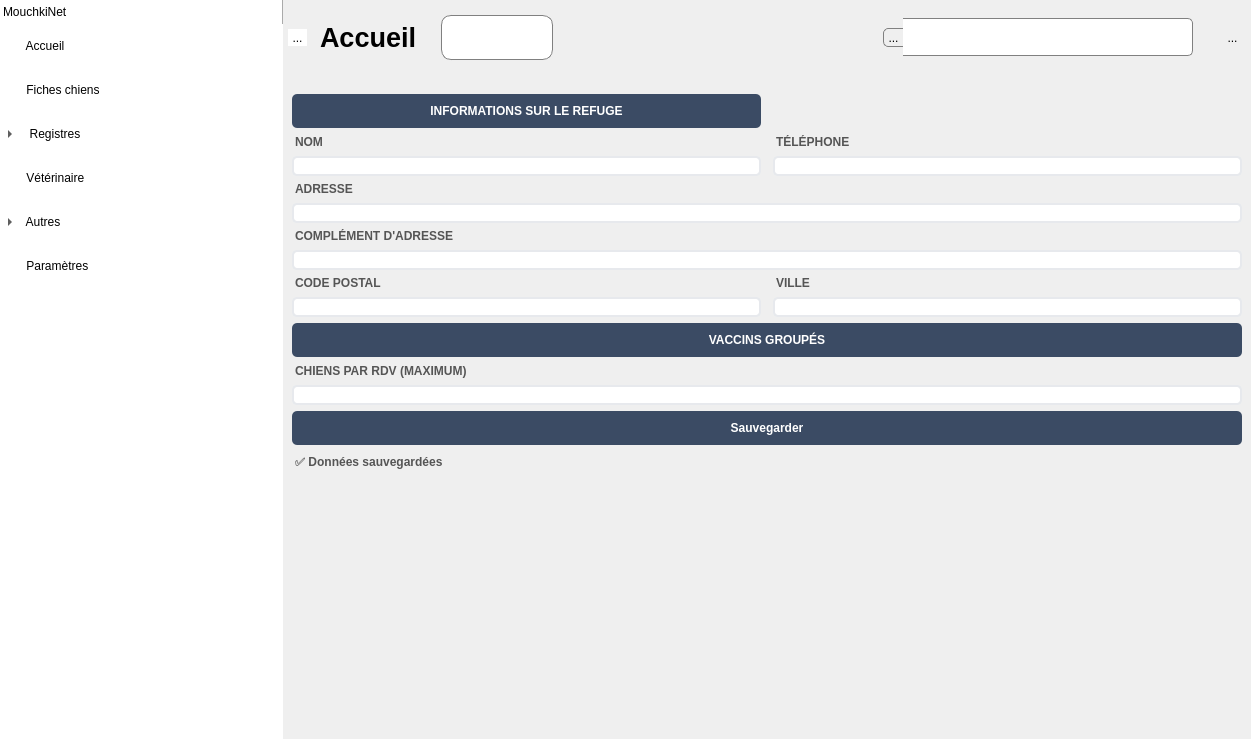
First picture: the form in mainwindow.ui, repository ArtAuc/mkrescue, before the edit.
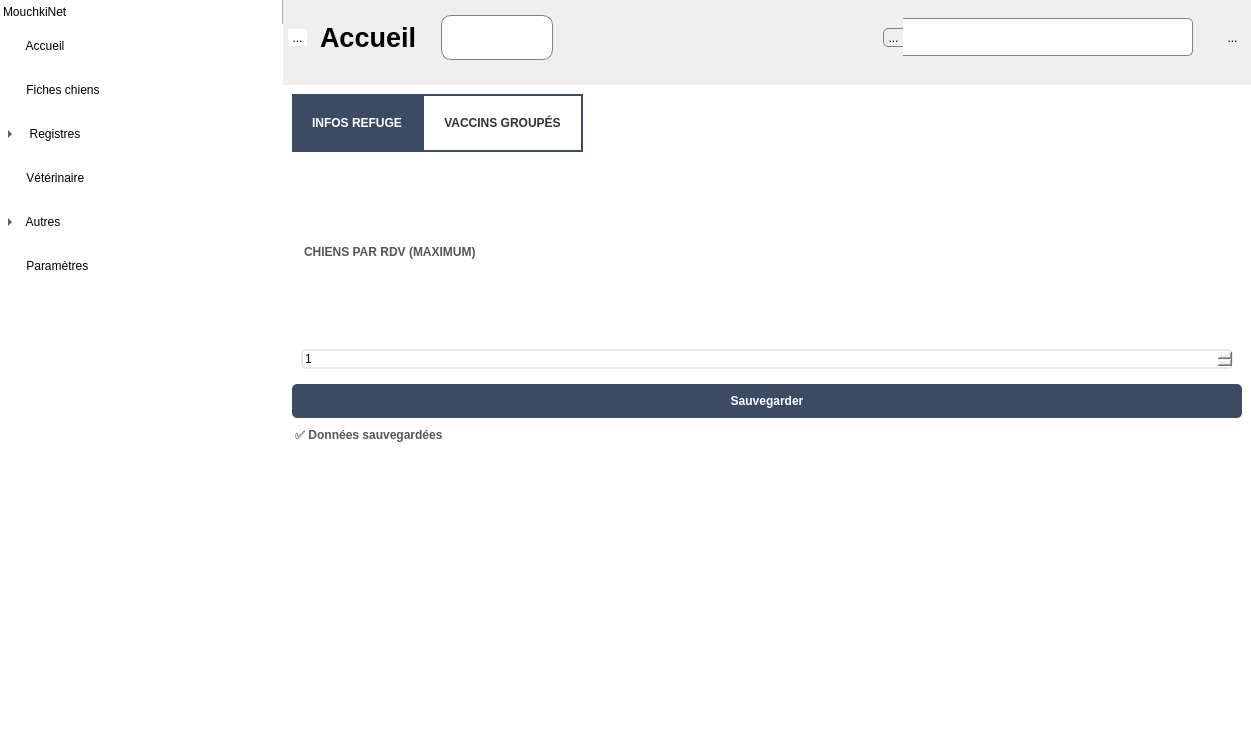
Second picture: the form after the edit. The open tabs and pages were chosen to show the change. Icons and pictures are not drawn. Custom widgets are drawn as their Qt base class.

Commit message: Limit grouped vaccines by maximum number of dogs

The edit to the form file:
```diff
--- a/mainwindow.ui
+++ b/mainwindow.ui
@@ -64,7 +64,29 @@
    <bool>false</bool>
   </property>
   <property name="styleSheet">
-   <string notr="true">QTableWidget {
+   <string notr="true">QTabWidget, QStackedWidget, QScrollArea{
+	border:none;
+	background-color:white;
+}
+
+QTabBar{
+	font-weight:bold;
+	background-color:#3b4b64;
+	color:white;
+}
+
+QTabBar::tab{
+	padding:20px;
+	border:none;
+}
+
+QTabBar::tab:selected {
+	border:2px solid #3b4b64;
+    background-color: white;;
+	color:#333;
+}
+
+QTableWidget {
 	gridline-color: #dadcdf; color: #333;
 }
 
@@ -2017,8 +2039,38 @@
 </string>
          </property>
          <layout class="QGridLayout" name="gridLayout_8">
-          <item row="4" column="2">
-           <layout class="QVBoxLayout" name="cityShelterEditLayout">
+          <item row="5" column="0" colspan="2">
+           <widget class="QPushButton" name="saveSettingsButton">
+            <property name="text">
+             <string>Sauvegarder</string>
+            </property>
+           </widget>
+          </item>
+          <item row="7" column="0" colspan="2">
+           <spacer name="verticalSpacer_2">
+            <property name="orientation">
+             <enum>Qt::Vertical</enum>
+            </property>
+            <property name="sizeHint" stdset="0">
+             <size>
+              <width>20</width>
+              <height>40</height>
+             </size>
+            </property>
+           </spacer>
+          </item>
+          <item row="0" column="0" colspan="2">
+           <widget class="QTabWidget" name="settingsTabWidget">
+            <property name="currentIndex">
+             <number>0</number>
+            </property>
+            <widget class="QWidget" name="settingsTab1">
+             <attribute name="title">
+              <string>INFOS REFUGE</string>
+             </attribute>
+             <layout class="QGridLayout" name="gridLayout_13">
+              <item row="1" column="0" colspan="2">
+               <layout class="QVBoxLayout" name="addressShelterEditLayout">
             <item>
              <widget class="QLabel" name="cityShelterEditLabel">
               <property name="text">
@@ -2031,7 +2083,21 @@
             </item>
            </layout>
           </item>
-          <item row="1" column="2">
+              <item row="0" column="0">
+               <layout class="QVBoxLayout" name="nameShelterEditLayout">
+                <item>
+                 <widget class="QLabel" name="nameShelterEditLabel">
+                  <property name="text">
+                   <string>NOM</string>
+                  </property>
+                 </widget>
+                </item>
+                <item>
+                 <widget class="QLineEdit" name="nameShelterEdit"/>
+                </item>
+               </layout>
+              </item>
+              <item row="0" column="1">
            <layout class="QVBoxLayout" name="phoneShelterEditLayout">
             <item>
              <widget class="QLabel" name="phoneShelterEditLabel">
@@ -2045,57 +2111,21 @@
             </item>
            </layout>
           </item>
-          <item row="0" column="0">
-           <widget class="QLabel" name="shelterInfosLabel">
-            <property name="sizePolicy">
-             <sizepolicy hsizetype="Preferred" vsizetype="Fixed">
-              <horstretch>0</horstretch>
-              <verstretch>0</verstretch>
-             </sizepolicy>
-            </property>
-            <property name="styleSheet">
-             <string notr="true">QLabel {
-	qproperty-alignment: 'AlignCenter';
-	padding:10px;
-	color:white;
-	background-color:#3b4b64;
-	border-radius:5px;
-}</string>
-            </property>
+              <item row="2" column="0" colspan="2">
+               <layout class="QVBoxLayout" name="address2ShelterEditLayout">
+                <item>
+                 <widget class="QLabel" name="address2ShelterEditLabel">
             <property name="text">
-             <string>INFORMATIONS SUR LE REFUGE</string>
-            </property>
-            <property name="alignment">
-             <set>Qt::AlignCenter</set>
-            </property>
-           </widget>
-          </item>
-          <item row="5" column="0" colspan="3">
-           <widget class="QLabel" name="shelterInfosLabel_2">
-            <property name="sizePolicy">
-             <sizepolicy hsizetype="Preferred" vsizetype="Fixed">
-              <horstretch>0</horstretch>
-              <verstretch>0</verstretch>
-             </sizepolicy>
-            </property>
-            <property name="styleSheet">
-             <string notr="true">QLabel {
-	qproperty-alignment: 'AlignCenter';
-	padding:10px;
-	color:white;
-	background-color:#3b4b64;
-	border-radius:5px;
-}</string>
-            </property>
-            <property name="text">
-             <string>VACCINS GROUPÉS</string>
-            </property>
-            <property name="alignment">
-             <set>Qt::AlignCenter</set>
-            </property>
-           </widget>
-          </item>
-          <item row="4" column="0">
+                   <string>COMPLÉMENT D'ADRESSE</string>
+                  </property>
+                 </widget>
+                </item>
+                <item>
+                 <widget class="QLineEdit" name="address2ShelterEdit"/>
+                </item>
+               </layout>
+              </item>
+              <item row="3" column="0">
            <layout class="QVBoxLayout" name="postalCodeShelterEditLayout">
             <item>
              <widget class="QLabel" name="postalCodeShelterEditLabel">
@@ -2109,8 +2139,8 @@
             </item>
            </layout>
           </item>
-          <item row="1" column="0">
-           <layout class="QVBoxLayout" name="nameShelterEditLayout">
+              <item row="3" column="1">
+               <layout class="QVBoxLayout" name="cityShelterEditLayout">
             <item>
              <widget class="QLabel" name="nameShelterEditLabel">
               <property name="text">
@@ -2123,20 +2153,39 @@
             </item>
            </layout>
           </item>
-          <item row="9" column="0" colspan="3">
-           <spacer name="verticalSpacer_2">
-            <property name="orientation">
-             <enum>Qt::Vertical</enum>
-            </property>
-            <property name="sizeHint" stdset="0">
-             <size>
-              <width>20</width>
-              <height>40</height>
-             </size>
-            </property>
-           </spacer>
-          </item>
-          <item row="8" column="0" colspan="3">
+             </layout>
+            </widget>
+            <widget class="QWidget" name="settingsTab2">
+             <attribute name="title">
+              <string>VACCINS GROUPÉS</string>
+             </attribute>
+             <layout class="QGridLayout" name="gridLayout_14">
+              <item row="0" column="0">
+               <layout class="QVBoxLayout" name="maxDogsSpinLayout">
+                <item>
+                 <widget class="QLabel" name="maxDogsSpinLabel">
+                  <property name="text">
+                   <string>CHIENS PAR RDV (MAXIMUM)</string>
+                  </property>
+                 </widget>
+                </item>
+                <item>
+                 <widget class="QDoubleSpinBox" name="maxDogsSpin">
+                  <property name="decimals">
+                   <number>0</number>
+                  </property>
+                  <property name="minimum">
+                   <double>1.000000000000000</double>
+                  </property>
+                 </widget>
+                </item>
+               </layout>
+              </item>
+             </layout>
+            </widget>
+           </widget>
+          </item>
+          <item row="6" column="0" colspan="2">
            <widget class="QLabel" name="savedLabel">
             <property name="text">
              <string>✅ Données sauvegardées</string>
@@ -2146,55 +2195,6 @@
             </property>
            </widget>
           </item>
-          <item row="6" column="0" colspan="3">
-           <layout class="QVBoxLayout" name="postalCodeShelterEditLayout_2">
-            <item>
-             <widget class="QLabel" name="postalCodeShelterEditLabel_2">
-              <property name="text">
-               <string>CHIENS PAR RDV (MAXIMUM)</string>
-              </property>
-             </widget>
-            </item>
-            <item>
-             <widget class="QLineEdit" name="postalCodeShelterEdit_2"/>
-            </item>
-           </layout>
-          </item>
-          <item row="7" column="0" colspan="3">
-           <widget class="QPushButton" name="saveSettingsButton">
-            <property name="text">
-             <string>Sauvegarder</string>
-            </property>
-           </widget>
-          </item>
-          <item row="3" column="0" colspan="3">
-           <layout class="QVBoxLayout" name="address2ShelterEditLayout">
-            <item>
-             <widget class="QLabel" name="address2ShelterEditLabel">
-              <property name="text">
-               <string>COMPLÉMENT D'ADRESSE</string>
-              </property>
-             </widget>
-            </item>
-            <item>
-             <widget class="QLineEdit" name="address2ShelterEdit"/>
-            </item>
-           </layout>
-          </item>
-          <item row="2" column="0" colspan="3">
-           <layout class="QVBoxLayout" name="addressShelterEditLayout">
-            <item>
-             <widget class="QLabel" name="addressShelterEditLabel">
-              <property name="text">
-               <string>ADRESSE</string>
-              </property>
-             </widget>
-            </item>
-            <item>
-             <widget class="QLineEdit" name="addressShelterEdit"/>
-            </item>
-           </layout>
-          </item>
          </layout>
         </widget>
         <widget class="DogRegistry" name="careRegistryPage">
```
Left out of the diff: 40 changed lines with no effect on the pictures. Lines whose indentation alone changed are shown as unchanged. The commit also changes 7 other files.
